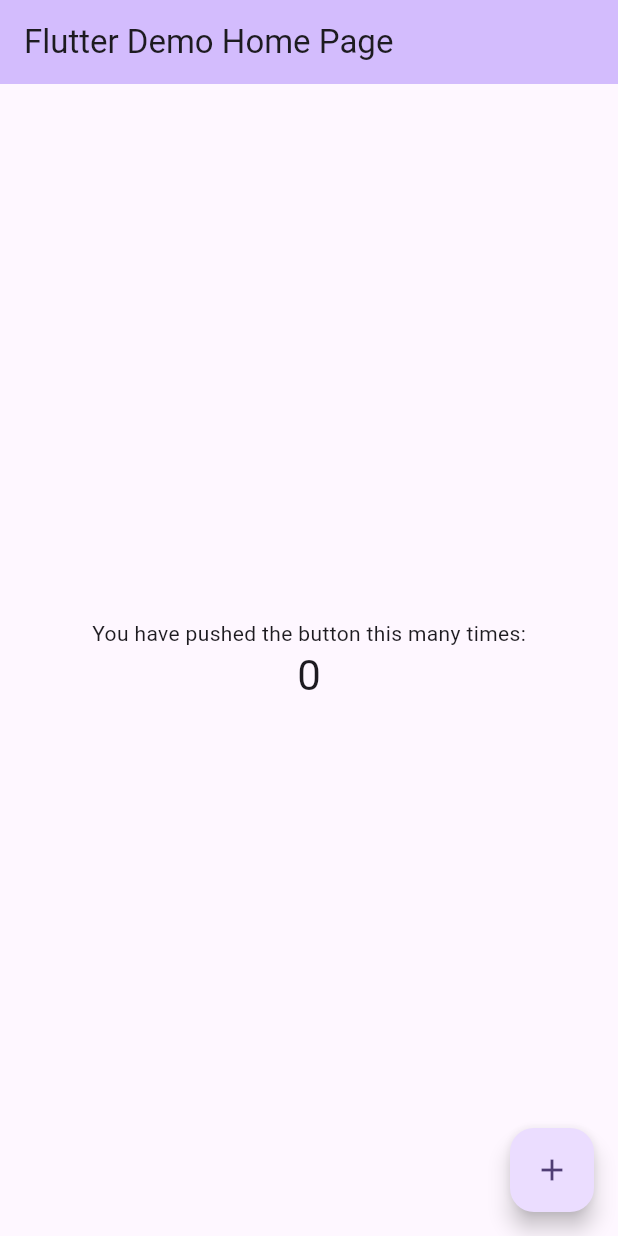
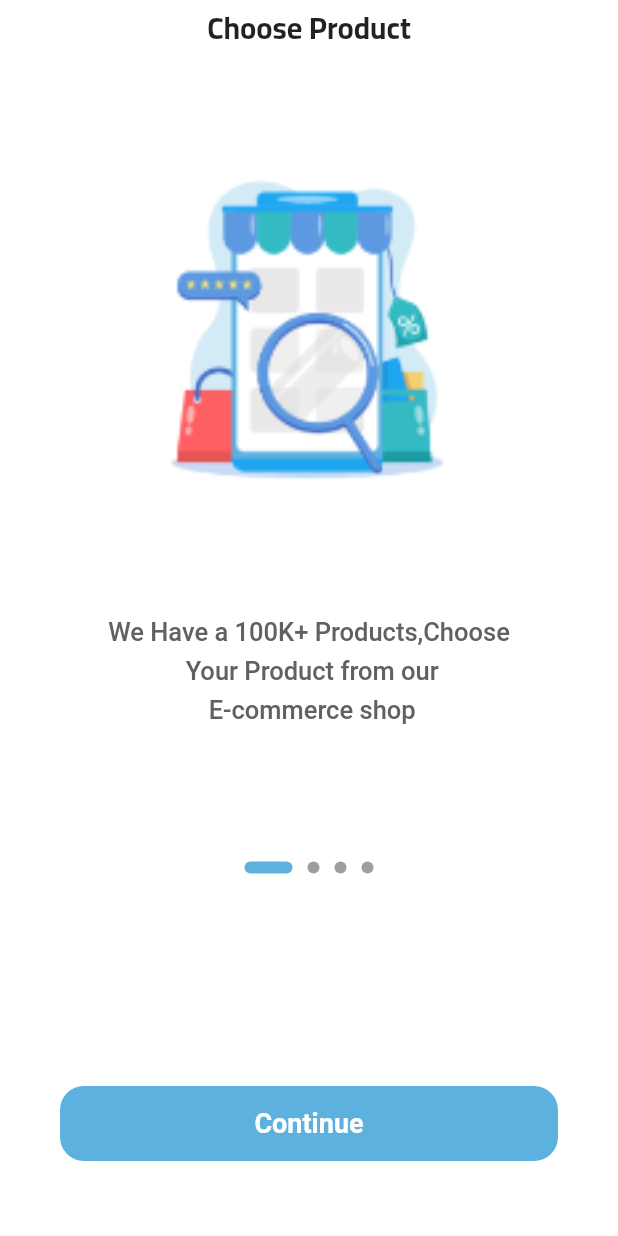
Before and after one commit to AhmedMagdy-10/Ecommerce_app, a Flutter app: the screen it shows after launch, on a phone screen of 412 x 824 dp. Run offline on Flutter 3.47's test engine with Material 2 defaults, Android fonts, the phone set to English and light mode, and no system bars; drawn by our look-alikes of smooth_page_indicator; our stand-ins replace get.

Commit message:
finshing onborading Screen

```diff
--- /dev/null
+++ b/lib/controller/onboradingcontroller.dart
@@ -0,0 +1,14 @@
+import 'package:ecommerce_app/data/dataSource/static/static.dart';
+import 'package:get/get.dart';
+
+class OnboradingController extends GetxController {
+  bool isLast = false;
+  nextPage(int index) {
+    if (index == onBoradingList.length - 1) {
+      isLast = true;
+      update();
+    } else {
+      isLast = false;
+    }
+  }
+}
--- /dev/null
+++ b/lib/core/constant/colors.dart
@@ -0,0 +1,3 @@
+import 'package:flutter/material.dart';
+
+const kprimaryColor = Color(0xff5db1df);
--- /dev/null
+++ b/lib/data/dataSource/static/static.dart
@@ -0,0 +1,28 @@
+import 'package:ecommerce_app/data/models/onborading_model.dart';
+
+List<OnBoradingModel> onBoradingList = [
+  OnBoradingModel(
+    title: 'Choose Product',
+    image: 'assets/image/onBorading1.png',
+    body:
+        'We Have a 100K+ Products,Choose \n Your Product from our \n E-commerce shop',
+  ),
+  OnBoradingModel(
+    title: 'Easy & Safe Payment',
+    image: 'assets/image/onBorading2.png',
+    body:
+        'Easy Checkout & Safe Payment \n method.Trusted by our Customers\n from all over the world',
+  ),
+  OnBoradingModel(
+    title: 'Track Your Order',
+    image: 'assets/image/onBorading4.png',
+    body:
+        'Best Tracker has been Used For\n Track your order. You\'ll know where \n your product is at the moment',
+  ),
+  OnBoradingModel(
+    title: 'Fast Delivery',
+    image: 'assets/image/onBorading3.png',
+    body:
+        'Reliable And Fast Delivery. We\n Deliver your product the fastest\n way possible',
+  ),
+];
--- /dev/null
+++ b/lib/data/models/onborading_model.dart
@@ -0,0 +1,11 @@
+class OnBoradingModel {
+  final String title;
+  final String image;
+  final String body;
+
+  OnBoradingModel({
+    required this.title,
+    required this.image,
+    required this.body,
+  });
+}
--- a/lib/main.dart
+++ b/lib/main.dart
@@ -1,4 +1,6 @@
+import 'package:ecommerce_app/views/Screens/onborading.dart';
 import 'package:flutter/material.dart';
+import 'package:get/get.dart';
 
 void main() {
   runApp(const MyApp());
@@ -10,116 +12,9 @@ class MyApp extends StatelessWidget {
   // This widget is the root of your application.
   @override
   Widget build(BuildContext context) {
-    return MaterialApp(
-      title: 'Flutter Demo',
-      theme: ThemeData(
-        // This is the theme of your application.
-        //
-        // TRY THIS: Try running your application with "flutter run". You'll see
-        // the application has a blue toolbar. Then, without quitting the app,
-        // try changing the seedColor in the colorScheme below to Colors.green
-        // and then invoke "hot reload" (save your changes or press the "hot
-        // reload" button in a Flutter-supported IDE, or press "r" if you used
-        // the command line to start the app).
-        //
-        // Notice that the counter didn't reset back to zero; the application
-        // state is not lost during the reload. To reset the state, use hot
-        // restart instead.
-        //
-        // This works for code too, not just values: Most code changes can be
-        // tested with just a hot reload.
-        colorScheme: ColorScheme.fromSeed(seedColor: Colors.deepPurple),
-        useMaterial3: true,
-      ),
-      home: const MyHomePage(title: 'Flutter Demo Home Page'),
+    return const GetMaterialApp(
+      debugShowCheckedModeBanner: false,
+      home: OnBorading(),
     );
   }
 }
-
-class MyHomePage extends StatefulWidget {
-  const MyHomePage({super.key, required this.title});
-
-  // This widget is the home page of your application. It is stateful, meaning
-  // that it has a State object (defined below) that contains fields that affect
-  // how it looks.
-
-  // This class is the configuration for the state. It holds the values (in this
-  // case the title) provided by the parent (in this case the App widget) and
-  // used by the build method of the State. Fields in a Widget subclass are
-  // always marked "final".
-
-  final String title;
-
-  @override
-  State<MyHomePage> createState() => _MyHomePageState();
-}
-
-class _MyHomePageState extends State<MyHomePage> {
-  int _counter = 0;
-
-  void _incrementCounter() {
-    setState(() {
-      // This call to setState tells the Flutter framework that something has
-      // changed in this State, which causes it to rerun the build method below
-      // so that the display can reflect the updated values. If we changed
-      // _counter without calling setState(), then the build method would not be
-      // called again, and so nothing would appear to happen.
-      _counter++;
-    });
-  }
-
-  @override
-  Widget build(BuildContext context) {
-    // This method is rerun every time setState is called, for instance as done
-    // by the _incrementCounter method above.
-    //
-    // The Flutter framework has been optimized to make rerunning build methods
-    // fast, so that you can just rebuild anything that needs updating rather
-    // than having to individually change instances of widgets.
-    return Scaffold(
-      appBar: AppBar(
-        // TRY THIS: Try changing the color here to a specific color (to
-        // Colors.amber, perhaps?) and trigger a hot reload to see the AppBar
-        // change color while the other colors stay the same.
-        backgroundColor: Theme.of(context).colorScheme.inversePrimary,
-        // Here we take the value from the MyHomePage object that was created by
-        // the App.build method, and use it to set our appbar title.
-        title: Text(widget.title),
-      ),
-      body: Center(
-        // Center is a layout widget. It takes a single child and positions it
-        // in the middle of the parent.
-        child: Column(
-          // Column is also a layout widget. It takes a list of children and
-          // arranges them vertically. By default, it sizes itself to fit its
-          // children horizontally, and tries to be as tall as its parent.
-          //
-          // Column has various properties to control how it sizes itself and
-          // how it positions its children. Here we use mainAxisAlignment to
-          // center the children vertically; the main axis here is the vertical
-          // axis because Columns are vertical (the cross axis would be
-          // horizontal).
-          //
-          // TRY THIS: Invoke "debug painting" (choose the "Toggle Debug Paint"
-          // action in the IDE, or press "p" in the console), to see the
-          // wireframe for each widget.
-          mainAxisAlignment: MainAxisAlignment.center,
-          children: <Widget>[
-            const Text(
-              'You have pushed the button this many times:',
-            ),
-            Text(
-              '$_counter',
-              style: Theme.of(context).textTheme.headlineMedium,
-            ),
-          ],
-        ),
-      ),
-      floatingActionButton: FloatingActionButton(
-        onPressed: _incrementCounter,
-        tooltip: 'Increment',
-        child: const Icon(Icons.add),
-      ), // This trailing comma makes auto-formatting nicer for build methods.
-    );
-  }
-}
--- /dev/null
+++ b/lib/views/Screens/login_screen.dart
@@ -0,0 +1,14 @@
+import 'package:flutter/material.dart';
+
+class LoginScreen extends StatelessWidget {
+  const LoginScreen({super.key});
+
+  @override
+  Widget build(BuildContext context) {
+    return Scaffold(
+      appBar: AppBar(
+        title: const Text('Login'),
+      ),
+    );
+  }
+}
--- /dev/null
+++ b/lib/views/Screens/onborading.dart
@@ -0,0 +1,66 @@
+import 'package:ecommerce_app/controller/onboradingcontroller.dart';
+import 'package:ecommerce_app/core/constant/colors.dart';
+import 'package:ecommerce_app/views/Screens/login_screen.dart';
+
+import 'package:ecommerce_app/views/widgets/OnBorading/custombutton.dart';
+import 'package:ecommerce_app/views/widgets/OnBorading/customonboradingitem.dart';
+import 'package:ecommerce_app/views/widgets/OnBorading/customsmoothpageindicator.dart';
+import 'package:flutter/material.dart';
+import 'package:get/get.dart';
+
+class OnBorading extends StatelessWidget {
+  const OnBorading({super.key});
+
+  @override
+  Widget build(BuildContext context) {
+    Get.put(OnboradingController());
+    PageController onboradController = PageController();
+    return Scaffold(
+      backgroundColor: Colors.white,
+      body: SafeArea(
+          child: Padding(
+        padding: const EdgeInsets.symmetric(horizontal: 40),
+        child: Column(
+          children: [
+            Expanded(
+              flex: 2,
+              child: CustomOnboradItem(
+                onboradController: onboradController,
+              ),
+            ),
+            Expanded(
+              child: Column(
+                children: [
+                  CustomSmoothPage(onboradController: onboradController),
+                  const Spacer(
+                    flex: 2,
+                  ),
+                  GetBuilder<OnboradingController>(
+                    builder: (controller) {
+                      return CustomButtonOnBorading(
+                        text: "Continue",
+                        color: kprimaryColor,
+                        onTap: () {
+                          if (controller.isLast) {
+                            Get.offAll(() => const LoginScreen());
+                          }
+
+                          onboradController.nextPage(
+                              duration: const Duration(milliseconds: 750),
+                              curve: Curves.fastLinearToSlowEaseIn);
+                        },
+                      );
+                    },
+                  ),
+                  const SizedBox(
+                    height: 50,
+                  ),
+                ],
+              ),
+            ),
+          ],
+        ),
+      )),
+    );
+  }
+}
--- /dev/null
+++ b/lib/views/widgets/OnBorading/custombutton.dart
@@ -0,0 +1,29 @@
+import 'package:flutter/material.dart';
+
+class CustomButtonOnBorading extends StatelessWidget {
+  const CustomButtonOnBorading(
+      {super.key, required this.text, required this.color, this.onTap});
+  final VoidCallback? onTap;
+  final Color? color;
+  final String? text;
+  @override
+  Widget build(BuildContext context) {
+    return GestureDetector(
+      onTap: onTap,
+      child: Container(
+        width: double.infinity,
+        height: 50,
+        decoration: BoxDecoration(
+          borderRadius: BorderRadius.circular(16),
+          color: color,
+        ),
+        child: Center(
+            child: Text(
+          '${text}',
+          style: const TextStyle(
+              color: Colors.white, fontSize: 18, fontWeight: FontWeight.w600),
+        )),
+      ),
+    );
+  }
+}
--- /dev/null
+++ b/lib/views/widgets/OnBorading/customonboradingitem.dart
@@ -0,0 +1,64 @@
+import 'package:ecommerce_app/controller/onboradingcontroller.dart';
+import 'package:ecommerce_app/data/dataSource/static/static.dart';
+import 'package:flutter/material.dart';
+import 'package:get/get.dart';
+
+class CustomOnboradItem extends GetView<OnboradingController> {
+  const CustomOnboradItem({super.key, required this.onboradController});
+  final PageController onboradController;
+
+  @override
+  Widget build(BuildContext context) {
+    return PageView.builder(
+      controller: onboradController,
+      itemCount: onBoradingList.length,
+      onPageChanged: (index) {
+        controller.nextPage(index);
+      },
+      itemBuilder: (context, index) {
+        return Column(
+          children: [
+            Text(
+              onBoradingList[index].title,
+              style: const TextStyle(
+                fontFamily: 'Cairo',
+                fontWeight: FontWeight.w600,
+                fontSize: 20,
+              ),
+            ),
+            const SizedBox(
+              height: 60,
+            ),
+            SizedBox(
+              child: Image.asset(
+                onBoradingList[index].image,
+                height: 250,
+                width: 250,
+                fit: BoxFit.cover,
+              ),
+            ),
+            const SizedBox(
+              height: 60,
+            ),
+            Container(
+              width: double.infinity,
+              alignment: Alignment.center,
+              child: Text(
+                onBoradingList[index].body,
+                textAlign: TextAlign.center,
+                style: TextStyle(
+                    fontWeight: FontWeight.w500,
+                    height: 1.5,
+                    fontSize: 17,
+                    color: Colors.grey[700]),
+              ),
+            ),
+            const SizedBox(
+              height: 10,
+            ),
+          ],
+        );
+      },
+    );
+  }
+}
--- /dev/null
+++ b/lib/views/widgets/OnBorading/customsmoothpageindicator.dart
@@ -0,0 +1,26 @@
+import 'package:ecommerce_app/core/constant/colors.dart';
+import 'package:ecommerce_app/data/dataSource/static/static.dart';
+import 'package:flutter/material.dart';
+import 'package:smooth_page_indicator/smooth_page_indicator.dart';
+
+class CustomSmoothPage extends StatelessWidget {
+  const CustomSmoothPage({super.key, required this.onboradController});
+  final PageController onboradController;
+  @override
+  Widget build(BuildContext context) {
+    return Padding(
+      padding: const EdgeInsets.only(top: 25),
+      child: SmoothPageIndicator(
+        controller: onboradController,
+        count: onBoradingList.length,
+        effect: const ExpandingDotsEffect(
+          dotHeight: 8,
+          dotWidth: 8,
+          spacing: 10,
+          expansionFactor: 4,
+          activeDotColor: kprimaryColor,
+        ),
+      ),
+    );
+  }
+}
--- a/pubspec.yaml
+++ b/pubspec.yaml
@@ -41,6 +41,7 @@ dependencies:
   # Animate
   show_up_animation: ^2.0.0
   auto_animated: ^3.0.1
+  smooth_page_indicator: ^1.1.0
   # Google Map
   flutter_polyline_points: ^2.0.0
   google_maps_flutter: ^2.5.0
```
Also changed, not shown: pubspec.lock, 1 other file.
